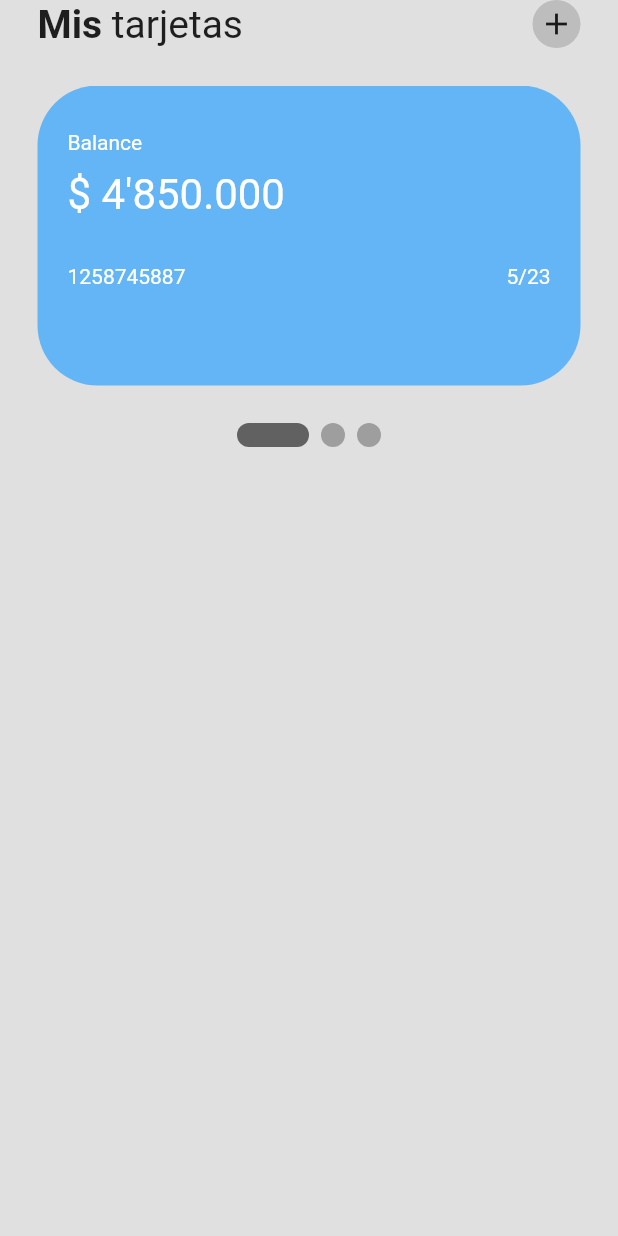
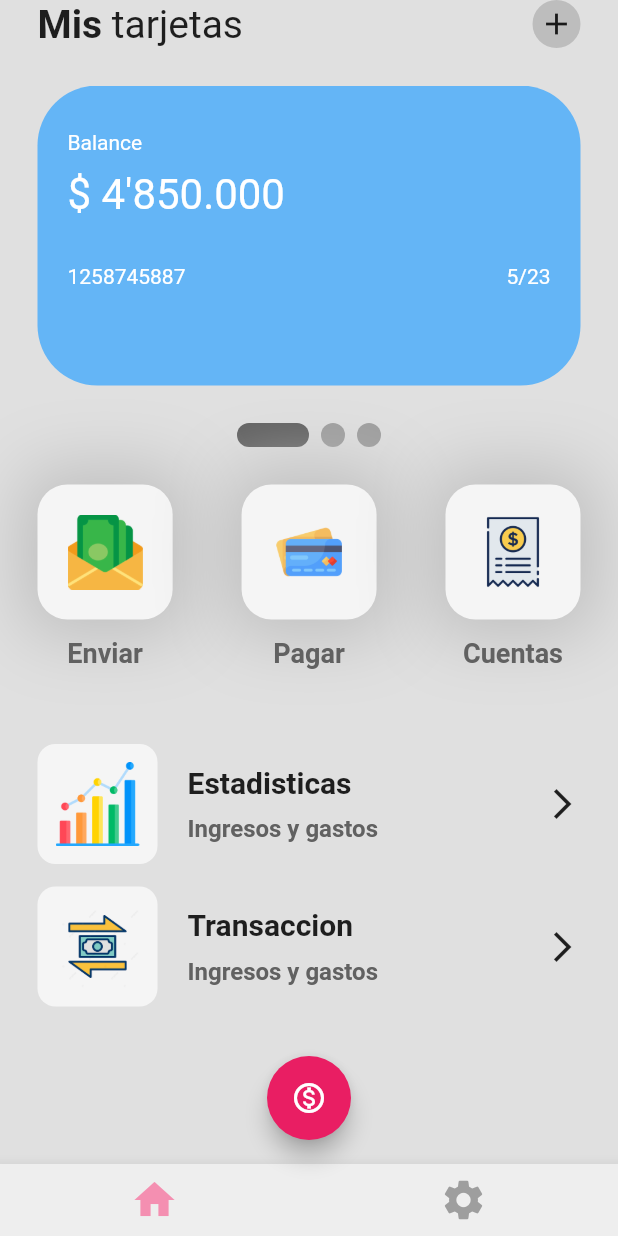
Before and after one commit to SergioCamiloCastillo/wallet_ui_flutter, a Flutter app: the screen it shows after launch, on a phone screen of 412 x 824 dp. Run offline on Flutter 3.47's test engine with Material 2 defaults, Android fonts, the phone set to English and light mode, and no system bars; drawn by our look-alikes of smooth_page_indicator.

Commit message:
end styles cards

```diff
--- /dev/null
+++ b/lib/components/my_button.dart
@@ -0,0 +1,43 @@
+import 'package:flutter/material.dart';
+
+class MyButton extends StatelessWidget {
+  final String iconImagePath;
+  final String buttonText;
+
+  const MyButton(
+      {super.key, required this.iconImagePath, required this.buttonText});
+
+  @override
+  Widget build(BuildContext context) {
+    return Column(
+      children: [
+        Container(
+          height: 90,
+          padding: EdgeInsets.all(20),
+          decoration: BoxDecoration(
+              color: Colors.grey[100],
+              borderRadius: BorderRadius.circular(20),
+              boxShadow: [
+                BoxShadow(
+                    color: Colors.grey.shade400,
+                    blurRadius: 40,
+                    spreadRadius: 10)
+              ]),
+          child: Center(
+            child: Image.asset(iconImagePath),
+          ),
+        ),
+        SizedBox(
+          height: 12,
+        ),
+        Text(
+          buttonText.toString(),
+          style: TextStyle(
+              fontSize: 18,
+              fontWeight: FontWeight.bold,
+              color: Colors.grey[700]),
+        )
+      ],
+    );
+  }
+}
--- a/lib/pages/home_page.dart
+++ b/lib/pages/home_page.dart
@@ -1,6 +1,8 @@
 import 'package:flutter/material.dart';
 import 'package:smooth_page_indicator/smooth_page_indicator.dart';
+import 'package:wallet_flutter/components/my_button.dart';
 import 'package:wallet_flutter/components/my_card.dart';
+import 'package:wallet_flutter/utils/my_list_tile.dart';
 
 class HomePage extends StatefulWidget {
   const HomePage({super.key});
@@ -15,6 +17,31 @@ class _HomePageState extends State<HomePage> {
   Widget build(BuildContext context) {
     return Scaffold(
       backgroundColor: Colors.grey[300],
+      bottomNavigationBar: BottomAppBar(
+        color: Colors.grey[200],
+        child: Row(
+          mainAxisAlignment: MainAxisAlignment.spaceAround,
+          children: [
+            IconButton(
+                onPressed: () {},
+                icon: Icon(
+                  Icons.home,
+                  size: 32,
+                  color: Colors.pink[200]
+                )),
+            IconButton(onPressed: () {}, icon: Icon(Icons.settings, size: 32,color: Colors.grey,))
+          ],
+        ),
+      ),
+      floatingActionButton: FloatingActionButton(
+        onPressed: () {},
+        backgroundColor: Colors.pink,
+        child: Icon(
+          Icons.monetization_on_outlined,
+          color: Colors.white,
+        ),
+      ),
+      floatingActionButtonLocation: FloatingActionButtonLocation.centerFloat,
       body: Column(
         children: [
           //appbar
@@ -82,10 +109,44 @@ class _HomePageState extends State<HomePage> {
             controller: _controllerSmooth,
             count: 3,
             effect: ExpandingDotsEffect(activeDotColor: Colors.grey.shade700),
+          ),
+          SizedBox(height: 25),
+          //3 buttons -> send + pay + bills
+          Padding(
+            padding: const EdgeInsets.symmetric(horizontal: 25.0),
+            child: Row(
+              mainAxisAlignment: MainAxisAlignment.spaceBetween,
+              children: [
+                MyButton(
+                    iconImagePath: 'lib/icons/send-money.png',
+                    buttonText: 'Enviar'),
+                MyButton(
+                    iconImagePath: 'lib/icons/credit-card.png',
+                    buttonText: 'Pagar'),
+                MyButton(
+                    iconImagePath: 'lib/icons/bill.png', buttonText: 'Cuentas')
+              ],
+            ),
+          ),
+          SizedBox(
+            height: 25,
+          ),
+          //column -> stats -> transactions
+          Padding(
+            padding: const EdgeInsets.all(25.0),
+            child: Column(
+              children: [
+                MyListTile(
+                    iconImagePath: 'lib/icons/statistics.png',
+                    tileTile: 'Estadisticas',
+                    tileSubTitle: 'Ingresos y gastos'),
+                MyListTile(
+                    iconImagePath: 'lib/icons/transaction.jpeg',
+                    tileTile: 'Transaccion',
+                    tileSubTitle: 'Ingresos y gastos')
+              ],
+            ),
           )
-          //3 buttons -> send + pay + bills
-
-          //column -> stats -> transactions
         ],
       ),
     );
--- /dev/null
+++ b/lib/utils/my_list_tile.dart
@@ -0,0 +1,56 @@
+import 'package:flutter/material.dart';
+
+class MyListTile extends StatelessWidget {
+  final String iconImagePath;
+  final String tileTile;
+  final String tileSubTitle;
+
+  const MyListTile(
+      {super.key,
+      required this.iconImagePath,
+      required this.tileTile,
+      required this.tileSubTitle});
+
+  @override
+  Widget build(BuildContext context) {
+    return Padding(
+      padding: const EdgeInsets.only(bottom: 15.0),
+      child: Row(
+        mainAxisAlignment: MainAxisAlignment.spaceBetween,
+        children: [
+          Row(
+            children: [
+              Container(
+                height: 80,
+                padding: const EdgeInsets.all(12),
+                decoration: BoxDecoration(
+                    color: Colors.grey[100],
+                    borderRadius: BorderRadius.circular(12)),
+                child: Image.asset(iconImagePath),
+              ),
+              const SizedBox(width: 20),
+              Column(
+                crossAxisAlignment: CrossAxisAlignment.start,
+                children: [
+                  Text(
+                    tileTile,
+                    style: TextStyle(fontWeight: FontWeight.bold, fontSize: 20),
+                  ),
+                  const SizedBox(
+                    height: 10,
+                  ),
+                  Text(tileSubTitle,
+                      style: TextStyle(
+                          fontWeight: FontWeight.bold,
+                          fontSize: 16,
+                          color: Colors.grey[700]))
+                ],
+              )
+            ],
+          ),
+          const Icon(Icons.arrow_forward_ios)
+        ],
+      ),
+    );
+  }
+}
```
Also changed, not shown: lib/icons/bill.png (added), lib/icons/credit-card.png (added), lib/icons/send-money.jpeg (added), lib/icons/send-money.png (added), lib/icons/send-money.svg (added), lib/icons/statistics.png (added), lib/icons/transaction.jpeg (added).
